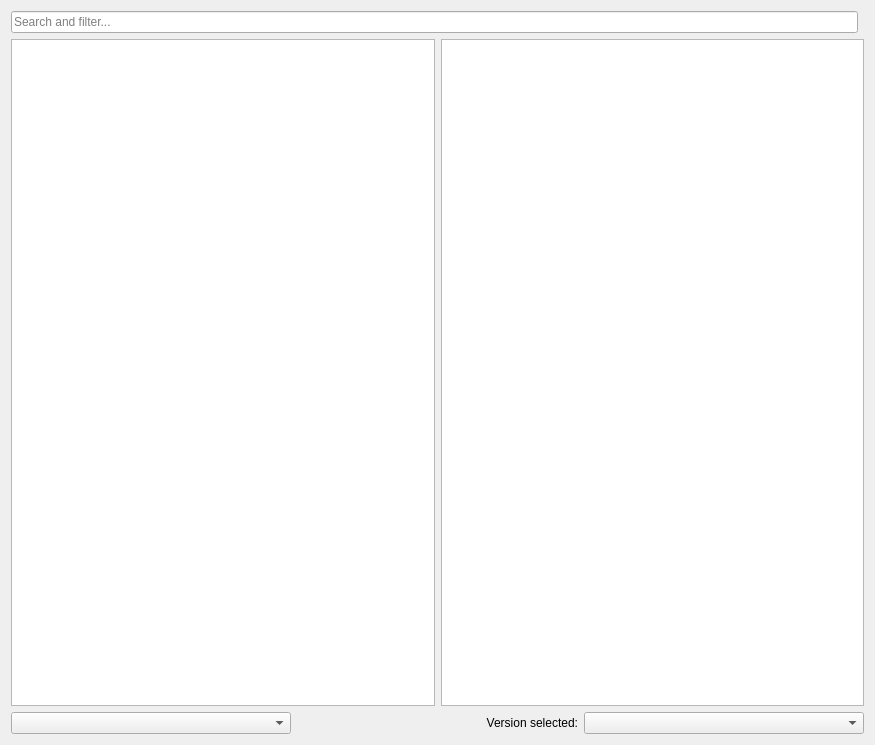
Above: launcher/ui/pages/modplatform/ftb/FtbPage.ui from FreesmTeam/FreesmLauncher before the change. Below: the same form after it.
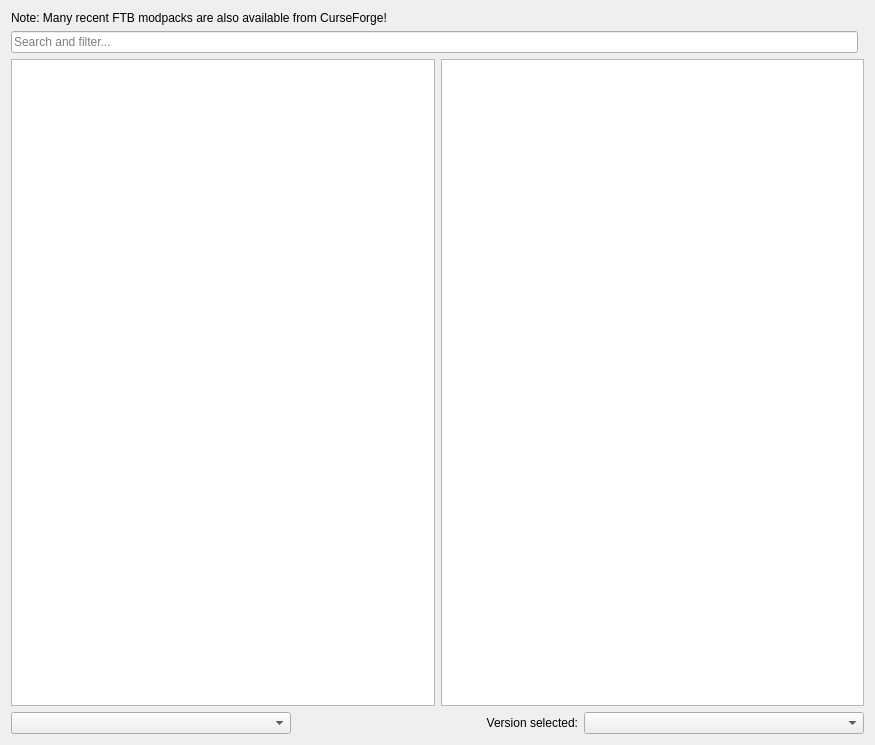
That is the form after the change. Custom widgets are drawn as their Qt base class.

Commit message: add note to FTB page

Diff of the .ui file:
```diff
--- a/launcher/ui/pages/modplatform/ftb/FtbPage.ui
+++ b/launcher/ui/pages/modplatform/ftb/FtbPage.ui
@@ -11,7 +11,7 @@
    </rect>
   </property>
   <layout class="QGridLayout" name="gridLayout">
-   <item row="2" column="0" colspan="2">
+   <item row="3" column="0" colspan="2">
     <layout class="QGridLayout" name="gridLayout_4" columnstretch="0,0,0" rowminimumheight="0" columnminimumwidth="0,0,0">
      <item row="0" column="2">
       <widget class="QComboBox" name="versionSelectionBox"/>
@@ -31,7 +31,7 @@
      </item>
     </layout>
    </item>
-   <item row="0" column="0">
+   <item row="1" column="0">
     <widget class="QLineEdit" name="searchEdit">
      <property name="placeholderText">
       <string>Search and filter...</string>
@@ -41,7 +41,7 @@
      </property>
     </widget>
    </item>
-   <item row="1" column="0" colspan="2">
+   <item row="2" column="0" colspan="2">
     <layout class="QGridLayout" name="gridLayout_3">
      <item row="0" column="0">
       <widget class="QTreeView" name="packView">
@@ -68,6 +68,13 @@
      </item>
     </layout>
    </item>
+   <item row="0" column="0">
+    <widget class="QLabel" name="label_2">
+     <property name="text">
+      <string>Note: Many recent FTB modpacks are also available from CurseForge!</string>
+     </property>
+    </widget>
+   </item>
   </layout>
  </widget>
  <customwidgets>
```
The commit also changes 1 other file.
